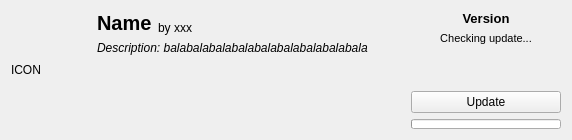
Above: src/ui/localmoditemwidget.ui from kaniol-lck/modmanager before the change. Below: the same form after it.
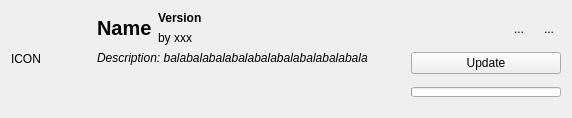
That is the form after the change.

Commit message: add icon for curseforge and modrinth.

What changed in the file:
```diff
--- a/src/ui/localmoditemwidget.ui
+++ b/src/ui/localmoditemwidget.ui
@@ -7,13 +7,13 @@
     <x>0</x>
     <y>0</y>
     <width>572</width>
-    <height>140</height>
+    <height>118</height>
    </rect>
   </property>
   <property name="windowTitle">
    <string>Form</string>
   </property>
-  <layout class="QGridLayout" name="gridLayout">
+  <layout class="QGridLayout" name="gridLayout_2">
    <item row="0" column="0" rowspan="3">
     <widget class="QLabel" name="modIcon">
      <property name="sizePolicy">
@@ -59,9 +59,7 @@
      </property>
     </widget>
    </item>
-   <item row="0" column="3" rowspan="3">
-    <layout class="QVBoxLayout" name="verticalLayout">
-     <item>
+   <item row="0" column="2">
       <widget class="QLabel" name="modVersion">
        <property name="sizePolicy">
         <sizepolicy hsizetype="Preferred" vsizetype="Preferred">
@@ -71,7 +69,7 @@
        </property>
        <property name="font">
         <font>
-         <pointsize>10</pointsize>
+       <pointsize>9</pointsize>
          <weight>75</weight>
          <bold>true</bold>
         </font>
@@ -80,41 +78,61 @@
         <string>Version</string>
        </property>
        <property name="alignment">
-        <set>Qt::AlignCenter</set>
+      <set>Qt::AlignLeading|Qt::AlignLeft|Qt::AlignVCenter</set>
        </property>
       </widget>
      </item>
-     <item>
-      <widget class="QLabel" name="updateStatus">
-       <property name="font">
-        <font>
-         <pointsize>8</pointsize>
-         <weight>50</weight>
-         <bold>false</bold>
-        </font>
-       </property>
-       <property name="text">
-        <string>Checking update...</string>
-       </property>
-       <property name="alignment">
-        <set>Qt::AlignCenter</set>
-       </property>
-      </widget>
-     </item>
-     <item>
-      <spacer name="verticalSpacer">
+   <item row="0" column="3" rowspan="3">
+    <layout class="QGridLayout" name="gridLayout">
+     <item row="0" column="0">
+      <spacer name="horizontalSpacer">
        <property name="orientation">
-        <enum>Qt::Vertical</enum>
+        <enum>Qt::Horizontal</enum>
+       </property>
+       <property name="sizeType">
+        <enum>QSizePolicy::Preferred</enum>
        </property>
        <property name="sizeHint" stdset="0">
         <size>
-         <width>20</width>
-         <height>0</height>
+         <width>40</width>
+         <height>20</height>
         </size>
        </property>
       </spacer>
      </item>
-     <item>
+     <item row="0" column="1">
+      <widget class="QToolButton" name="curseforgeButton">
+       <property name="sizePolicy">
+        <sizepolicy hsizetype="Fixed" vsizetype="Fixed">
+         <horstretch>0</horstretch>
+         <verstretch>0</verstretch>
+        </sizepolicy>
+       </property>
+       <property name="text">
+        <string>...</string>
+       </property>
+       <property name="autoRaise">
+        <bool>true</bool>
+       </property>
+      </widget>
+     </item>
+     <item row="0" column="2">
+      <widget class="QToolButton" name="modrinthButton">
+       <property name="sizePolicy">
+        <sizepolicy hsizetype="Fixed" vsizetype="Fixed">
+         <horstretch>0</horstretch>
+         <verstretch>0</verstretch>
+        </sizepolicy>
+       </property>
+       <property name="text">
+        <string>...</string>
+       </property>
+       <property name="autoRaise">
+        <bool>true</bool>
+       </property>
+      </widget>
+     </item>
+     <item row="1" column="0" colspan="3">
       <widget class="QPushButton" name="updateButton">
        <property name="enabled">
         <bool>true</bool>
@@ -124,7 +142,7 @@
        </property>
       </widget>
      </item>
-     <item>
+     <item row="2" column="0" colspan="3">
       <widget class="QProgressBar" name="updateProgress">
        <property name="enabled">
         <bool>true</bool>
@@ -187,7 +205,7 @@
    <item row="2" column="1" colspan="2">
     <widget class="QLabel" name="modDescription">
      <property name="sizePolicy">
-      <sizepolicy hsizetype="Preferred" vsizetype="Expanding">
+      <sizepolicy hsizetype="Expanding" vsizetype="Expanding">
        <horstretch>0</horstretch>
        <verstretch>0</verstretch>
       </sizepolicy>
```
Lines whose indentation alone changed are shown as unchanged. The commit also changes 24 other files.
